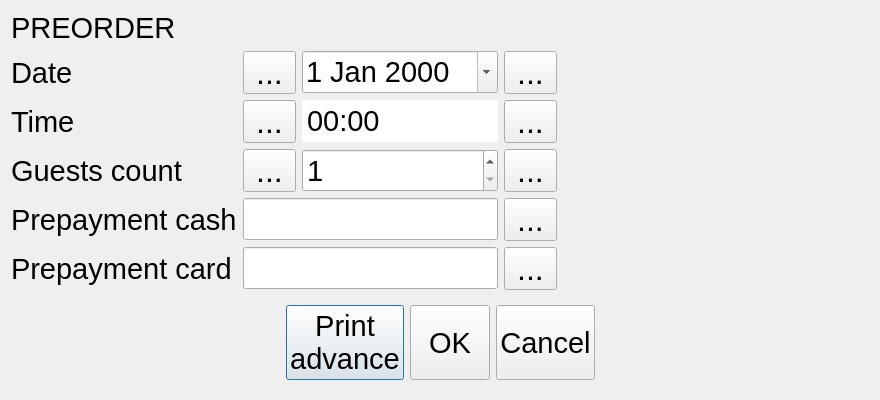
Above: Waiter/dlgpreorder.ui from End1-1/Cafe5 before the change. Below: the same form after it.
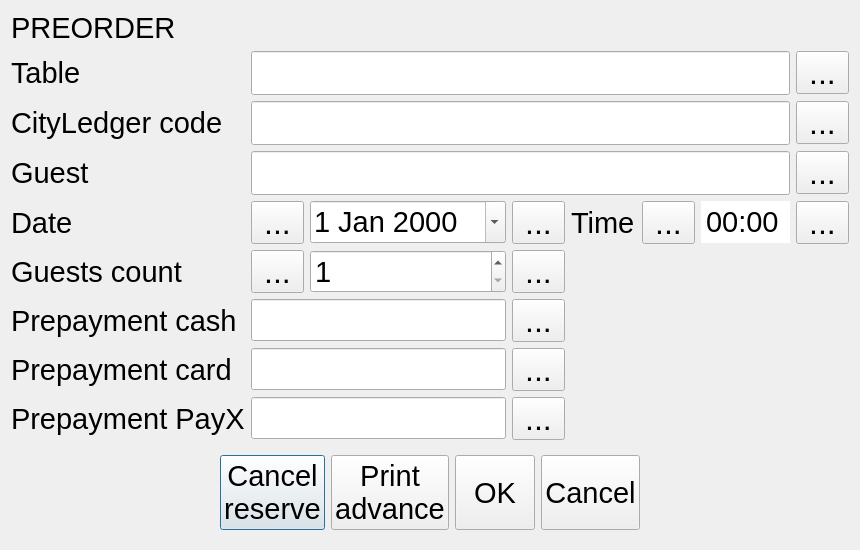
That is the form after the change. Icons and pictures are not drawn. Custom widgets are drawn as their Qt base class.

Diff of the .ui file:
```diff
--- a/Waiter/dlgpreorder.ui
+++ b/Waiter/dlgpreorder.ui
@@ -6,8 +6,8 @@
    <rect>
     <x>0</x>
     <y>0</y>
-    <width>880</width>
-    <height>386</height>
+    <width>860</width>
+    <height>541</height>
    </rect>
   </property>
   <property name="font">
@@ -19,31 +19,80 @@
    <string>Preorder</string>
   </property>
   <layout class="QGridLayout" name="gridLayout">
-   <item row="6" column="0">
-    <widget class="QLabel" name="label_5">
+   <item row="4" column="6">
+    <widget class="QTimeEdit" name="timeEdit">
+     <property name="sizePolicy">
+      <sizepolicy hsizetype="Minimum" vsizetype="Fixed">
+       <horstretch>0</horstretch>
+       <verstretch>0</verstretch>
+      </sizepolicy>
+     </property>
      <property name="font">
       <font>
        <pointsize>22</pointsize>
       </font>
      </property>
+     <property name="styleSheet">
+      <string notr="true">QTimeEdit::up-arrow {width: 0;} QTimeEdit::up-button {width: 0;}QTimeEdit::down-button {width: 0;}</string>
+     </property>
+     <property name="displayFormat">
+      <string>HH:mm</string>
+     </property>
+     <property name="calendarPopup">
+      <bool>false</bool>
+     </property>
+     <property name="currentSectionIndex">
+      <number>0</number>
+     </property>
+    </widget>
+   </item>
+   <item row="7" column="3">
+    <widget class="QToolButton" name="btnGuestUp">
      <property name="text">
-      <string>Prepayment cash</string>
+      <string>...</string>
      </property>
+     <property name="icon">
+      <iconset resource="../resources/resources.qrc">
+       <normaloff>:/up.png</normaloff>:/up.png</iconset>
+     </property>
+     <property name="iconSize">
+      <size>
+       <width>32</width>
+       <height>32</height>
+      </size>
+     </property>
     </widget>
    </item>
-   <item row="3" column="0">
-    <widget class="QLabel" name="label_2">
+   <item row="9" column="0">
+    <widget class="QLabel" name="label_6">
      <property name="font">
       <font>
        <pointsize>22</pointsize>
       </font>
      </property>
      <property name="text">
-      <string>Time</string>
+      <string>Prepayment card</string>
      </property>
     </widget>
    </item>
-   <item row="8" column="0" colspan="6">
+   <item row="4" column="1">
+    <widget class="QToolButton" name="btnDateDown">
+     <property name="text">
+      <string>...</string>
+     </property>
+     <property name="icon">
+      <iconset resource="../resources/resources.qrc">
+       <normaloff>:/down.png</normaloff>:/down.png</iconset>
+     </property>
+     <property name="iconSize">
+      <size>
+       <width>32</width>
+       <height>32</height>
+      </size>
+     </property>
+    </widget>
+   </item>
+   <item row="11" column="0" colspan="8">
     <widget class="QWidget" name="widget" native="true">
      <property name="font">
       <font>
@@ -69,6 +118,31 @@
         </property>
        </spacer>
       </item>
+      <item>
+       <widget class="QPushButton" name="btnCancelReserve">
+        <property name="sizePolicy">
+         <sizepolicy hsizetype="Preferred" vsizetype="Preferred">
+          <horstretch>0</horstretch>
+          <verstretch>0</verstretch>
+         </sizepolicy>
+        </property>
+        <property name="minimumSize">
+         <size>
+          <width>0</width>
+          <height>0</height>
+         </size>
+        </property>
+        <property name="font">
+         <font>
+          <pointsize>22</pointsize>
+         </font>
+        </property>
+        <property name="text">
+         <string>Cancel
+reserve</string>
+        </property>
+       </widget>
+      </item>
       <item>
        <widget class="QPushButton" name="btnPrintPrepaymentTax">
         <property name="sizePolicy">
@@ -163,19 +237,268 @@
      </layout>
     </widget>
    </item>
-   <item row="0" column="0" colspan="6">
-    <widget class="QLabel" name="label_3">
+   <item row="2" column="0">
+    <widget class="QLabel" name="label_9">
      <property name="font">
       <font>
        <pointsize>22</pointsize>
       </font>
      </property>
      <property name="text">
-      <string>PREORDER</string>
+      <string>CityLedger code</string>
      </property>
     </widget>
    </item>
-   <item row="5" column="2">
+   <item row="8" column="1" colspan="2">
+    <widget class="C5LineEdit" name="leCash">
+     <property name="font">
+      <font>
+       <pointsize>22</pointsize>
+      </font>
+     </property>
+    </widget>
+   </item>
+   <item row="10" column="3">
+    <widget class="QToolButton" name="btnEditPayX">
+     <property name="text">
+      <string>...</string>
+     </property>
+     <property name="icon">
+      <iconset resource="../resources/resources.qrc">
+       <normaloff>:/edit.png</normaloff>:/edit.png</iconset>
+     </property>
+     <property name="iconSize">
+      <size>
+       <width>32</width>
+       <height>32</height>
+      </size>
+     </property>
+    </widget>
+   </item>
+   <item row="10" column="1" colspan="2">
+    <widget class="C5LineEdit" name="lePayX">
+     <property name="font">
+      <font>
+       <pointsize>22</pointsize>
+      </font>
+     </property>
+    </widget>
+   </item>
+   <item row="4" column="0">
+    <widget class="QLabel" name="label">
+     <property name="font">
+      <font>
+       <pointsize>22</pointsize>
+      </font>
+     </property>
+     <property name="text">
+      <string>Date</string>
+     </property>
+    </widget>
+   </item>
+   <item row="7" column="1">
+    <widget class="QToolButton" name="btnGuestDown">
+     <property name="text">
+      <string>...</string>
+     </property>
+     <property name="icon">
+      <iconset resource="../resources/resources.qrc">
+       <normaloff>:/down.png</normaloff>:/down.png</iconset>
+     </property>
+     <property name="iconSize">
+      <size>
+       <width>32</width>
+       <height>32</height>
+      </size>
+     </property>
+    </widget>
+   </item>
+   <item row="3" column="0">
+    <widget class="QLabel" name="label_7">
+     <property name="font">
+      <font>
+       <pointsize>22</pointsize>
+      </font>
+     </property>
+     <property name="text">
+      <string>Guest</string>
+     </property>
+    </widget>
+   </item>
+   <item row="2" column="7">
+    <widget class="QToolButton" name="btnEditCLCode">
+     <property name="text">
+      <string>...</string>
+     </property>
+     <property name="icon">
+      <iconset resource="../resources/resources.qrc">
+       <normaloff>:/edit.png</normaloff>:/edit.png</iconset>
+     </property>
+     <property name="iconSize">
+      <size>
+       <width>32</width>
+       <height>32</height>
+      </size>
+     </property>
+    </widget>
+   </item>
+   <item row="3" column="7">
+    <widget class="QToolButton" name="btnEditGuestname">
+     <property name="text">
+      <string>...</string>
+     </property>
+     <property name="icon">
+      <iconset resource="../resources/resources.qrc">
+       <normaloff>:/edit.png</normaloff>:/edit.png</iconset>
+     </property>
+     <property name="iconSize">
+      <size>
+       <width>32</width>
+       <height>32</height>
+      </size>
+     </property>
+    </widget>
+   </item>
+   <item row="8" column="3">
+    <widget class="QToolButton" name="btnEditCash">
+     <property name="text">
+      <string>...</string>
+     </property>
+     <property name="icon">
+      <iconset resource="../resources/resources.qrc">
+       <normaloff>:/edit.png</normaloff>:/edit.png</iconset>
+     </property>
+     <property name="iconSize">
+      <size>
+       <width>32</width>
+       <height>32</height>
+      </size>
+     </property>
+    </widget>
+   </item>
+   <item row="2" column="1" colspan="6">
+    <widget class="C5LineEdit" name="leCityLedger"/>
+   </item>
+   <item row="9" column="3">
+    <widget class="QToolButton" name="btnEditCard">
+     <property name="text">
+      <string>...</string>
+     </property>
+     <property name="icon">
+      <iconset resource="../resources/resources.qrc">
+       <normaloff>:/edit.png</normaloff>:/edit.png</iconset>
+     </property>
+     <property name="iconSize">
+      <size>
+       <width>32</width>
+       <height>32</height>
+      </size>
+     </property>
+    </widget>
+   </item>
+   <item row="1" column="0">
+    <widget class="QLabel" name="label_10">
+     <property name="font">
+      <font>
+       <pointsize>22</pointsize>
+      </font>
+     </property>
+     <property name="text">
+      <string>Table</string>
+     </property>
+    </widget>
+   </item>
+   <item row="3" column="1" colspan="6">
+    <widget class="C5LineEdit" name="leGuestName"/>
+   </item>
+   <item row="4" column="3">
+    <widget class="QToolButton" name="btnDateUp">
+     <property name="text">
+      <string>...</string>
+     </property>
+     <property name="icon">
+      <iconset resource="../resources/resources.qrc">
+       <normaloff>:/up.png</normaloff>:/up.png</iconset>
+     </property>
+     <property name="iconSize">
+      <size>
+       <width>32</width>
+       <height>32</height>
+      </size>
+     </property>
+    </widget>
+   </item>
+   <item row="4" column="4">
+    <widget class="QLabel" name="label_2">
+     <property name="font">
+      <font>
+       <pointsize>22</pointsize>
+      </font>
+     </property>
+     <property name="text">
+      <string>Time</string>
+     </property>
+    </widget>
+   </item>
+   <item row="7" column="0">
+    <widget class="QLabel" name="label_4">
+     <property name="font">
+      <font>
+       <pointsize>22</pointsize>
+      </font>
+     </property>
+     <property name="text">
+      <string>Guests count</string>
+     </property>
+    </widget>
+   </item>
+   <item row="8" column="0">
+    <widget class="QLabel" name="label_5">
+     <property name="font">
+      <font>
+       <pointsize>22</pointsize>
+      </font>
+     </property>
+     <property name="text">
+      <string>Prepayment cash</string>
+     </property>
+    </widget>
+   </item>
+   <item row="4" column="7">
+    <widget class="QToolButton" name="btnTimeUp">
+     <property name="text">
+      <string>...</string>
+     </property>
+     <property name="icon">
+      <iconset resource="../resources/resources.qrc">
+       <normaloff>:/up.png</normaloff>:/up.png</iconset>
+     </property>
+     <property name="iconSize">
+      <size>
+       <width>32</width>
+       <height>32</height>
+      </size>
+     </property>
+    </widget>
+   </item>
+   <item row="4" column="5">
+    <widget class="QToolButton" name="btnTimeDown">
+     <property name="text">
+      <string>...</string>
+     </property>
+     <property name="icon">
+      <iconset resource="../resources/resources.qrc">
+       <normaloff>:/down.png</normaloff>:/down.png</iconset>
+     </property>
+     <property name="iconSize">
+      <size>
+       <width>32</width>
+       <height>32</height>
+      </size>
+     </property>
+    </widget>
+   </item>
+   <item row="7" column="2">
     <widget class="QSpinBox" name="leGuest">
      <property name="sizePolicy">
       <sizepolicy hsizetype="Minimum" vsizetype="Fixed">
@@ -214,7 +537,40 @@
      </property>
     </widget>
    </item>
-   <item row="2" column="2">
+   <item row="0" column="0" colspan="6">
+    <widget class="QLabel" name="label_3">
+     <property name="font">
+      <font>
+       <pointsize>22</pointsize>
+      </font>
+     </property>
+     <property name="text">
+      <string>PREORDER</string>
+     </property>
+    </widget>
+   </item>
+   <item row="9" column="1" colspan="2">
+    <widget class="C5LineEdit" name="leCard">
+     <property name="font">
+      <font>
+       <pointsize>22</pointsize>
+      </font>
+     </property>
+    </widget>
+   </item>
+   <item row="10" column="0">
+    <widget class="QLabel" name="label_8">
+     <property name="font">
+      <font>
+       <pointsize>22</pointsize>
+      </font>
+     </property>
+     <property name="text">
+      <string>Prepayment PayX</string>
+     </property>
+    </widget>
+   </item>
+   <item row="4" column="2">
     <widget class="QDateEdit" name="leDate">
      <property name="sizePolicy">
       <sizepolicy hsizetype="Minimum" vsizetype="Fixed">
@@ -235,213 +591,16 @@
      </property>
     </widget>
    </item>
-   <item row="5" column="1">
-    <widget class="QToolButton" name="btnGuestDown">
-     <property name="text">
-      <string>...</string>
-     </property>
-     <property name="icon">
-      <iconset resource="../resources/resources.qrc">
-       <normaloff>:/down.png</normaloff>:/down.png</iconset>
-     </property>
-     <property name="iconSize">
-      <size>
-       <width>32</width>
-       <height>32</height>
-      </size>
-     </property>
-    </widget>
+   <item row="1" column="1" colspan="6">
+    <widget class="C5LineEdit" name="leTable"/>
    </item>
-   <item row="2" column="1">
-    <widget class="QToolButton" name="btnDateDown">
+   <item row="1" column="7">
+    <widget class="QToolButton" name="btnSelectTable">
      <property name="text">
       <string>...</string>
      </property>
      <property name="icon">
       <iconset resource="../resources/resources.qrc">
-       <normaloff>:/down.png</normaloff>:/down.png</iconset>
-     </property>
-     <property name="iconSize">
-      <size>
-       <width>32</width>
-       <height>32</height>
-      </size>
-     </property>
-    </widget>
-   </item>
-   <item row="5" column="0">
-    <widget class="QLabel" name="label_4">
-     <property name="font">
-      <font>
-       <pointsize>22</pointsize>
-      </font>
-     </property>
-     <property name="text">
-      <string>Guests count</string>
-     </property>
-    </widget>
-   </item>
-   <item row="2" column="0">
-    <widget class="QLabel" name="label">
-     <property name="font">
-      <font>
-       <pointsize>22</pointsize>
-      </font>
-     </property>
-     <property name="text">
-      <string>Date</string>
-     </property>
-    </widget>
-   </item>
-   <item row="3" column="2">
-    <widget class="QTimeEdit" name="timeEdit">
-     <property name="sizePolicy">
-      <sizepolicy hsizetype="Minimum" vsizetype="Fixed">
-       <horstretch>0</horstretch>
-       <verstretch>0</verstretch>
-      </sizepolicy>
-     </property>
-     <property name="font">
-      <font>
-       <pointsize>22</pointsize>
-      </font>
-     </property>
-     <property name="styleSheet">
-      <string notr="true">QTimeEdit::up-arrow {width: 0;} QTimeEdit::up-button {width: 0;}QTimeEdit::down-button {width: 0;}</string>
-     </property>
-     <property name="displayFormat">
-      <string>HH:mm</string>
-     </property>
-     <property name="calendarPopup">
-      <bool>false</bool>
-     </property>
-     <property name="currentSectionIndex">
-      <number>0</number>
-     </property>
-    </widget>
-   </item>
-   <item row="3" column="1">
-    <widget class="QToolButton" name="btnTimeDown">
-     <property name="text">
-      <string>...</string>
-     </property>
-     <property name="icon">
-      <iconset resource="../resources/resources.qrc">
-       <normaloff>:/down.png</normaloff>:/down.png</iconset>
-     </property>
-     <property name="iconSize">
-      <size>
-       <width>32</width>
-       <height>32</height>
-      </size>
-     </property>
-    </widget>
-   </item>
-   <item row="7" column="0">
-    <widget class="QLabel" name="label_6">
-     <property name="font">
-      <font>
-       <pointsize>22</pointsize>
-      </font>
-     </property>
-     <property name="text">
-      <string>Prepayment card</string>
-     </property>
-    </widget>
-   </item>
-   <item row="6" column="1" colspan="2">
-    <widget class="C5LineEdit" name="leCash">
-     <property name="font">
-      <font>
-       <pointsize>22</pointsize>
-      </font>
-     </property>
-    </widget>
-   </item>
-   <item row="7" column="1" colspan="2">
-    <widget class="C5LineEdit" name="leCard">
-     <property name="font">
-      <font>
-       <pointsize>22</pointsize>
-      </font>
-     </property>
-    </widget>
-   </item>
-   <item row="5" column="3">
-    <widget class="QToolButton" name="btnGuestUp">
-     <property name="text">
-      <string>...</string>
-     </property>
-     <property name="icon">
-      <iconset resource="../resources/resources.qrc">
-       <normaloff>:/up.png</normaloff>:/up.png</iconset>
-     </property>
-     <property name="iconSize">
-      <size>
-       <width>32</width>
-       <height>32</height>
-      </size>
-     </property>
-    </widget>
-   </item>
-   <item row="3" column="3">
-    <widget class="QToolButton" name="btnTimeUp">
-     <property name="text">
-      <string>...</string>
-     </property>
-     <property name="icon">
-      <iconset resource="../resources/resources.qrc">
-       <normaloff>:/up.png</normaloff>:/up.png</iconset>
-     </property>
-     <property name="iconSize">
-      <size>
-       <width>32</width>
-       <height>32</height>
-      </size>
-     </property>
-    </widget>
-   </item>
-   <item row="2" column="3">
-    <widget class="QToolButton" name="btnDateUp">
-     <property name="text">
-      <string>...</string>
-     </property>
-     <property name="icon">
-      <iconset resource="../resources/resources.qrc">
-       <normaloff>:/up.png</normaloff>:/up.png</iconset>
-     </property>
-     <property name="iconSize">
-      <size>
-       <width>32</width>
-       <height>32</height>
-      </size>
-     </property>
-    </widget>
-   </item>
-   <item row="6" column="3">
-    <widget class="QToolButton" name="btnEditCash">
-     <property name="text">
-      <string>...</string>
-     </property>
-     <property name="icon">
-      <iconset resource="../resources/res.qrc">
-       <normaloff>:/edit.png</normaloff>:/edit.png</iconset>
-     </property>
-     <property name="iconSize">
-      <size>
-       <width>32</width>
-       <height>32</height>
-      </size>
-     </property>
-    </widget>
-   </item>
-   <item row="7" column="3">
-    <widget class="QToolButton" name="btnEditCard">
-     <property name="text">
-      <string>...</string>
-     </property>
-     <property name="icon">
-      <iconset resource="../resources/res.qrc">
        <normaloff>:/edit.png</normaloff>:/edit.png</iconset>
      </property>
      <property name="iconSize">
```
Left out of the diff: 1 changed line with no effect on the pictures.
